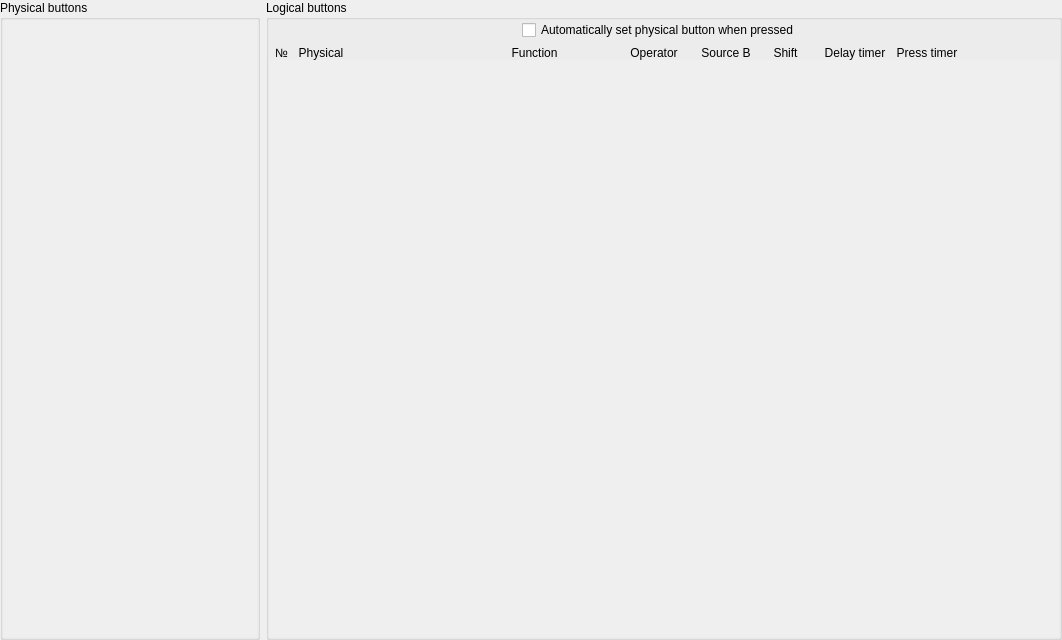
Qt form src/widgets/buttons/buttonconfig.ui (anpeaco/FreeJoyXConfiguratorQt) before a commit.
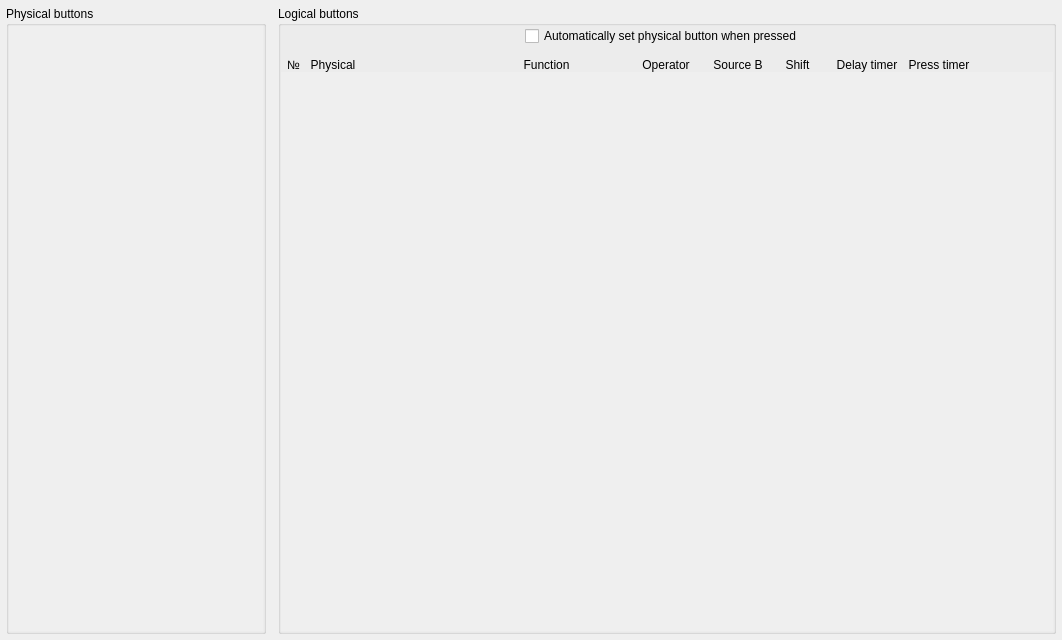
The same form after that commit. Icons and pictures are not drawn. Custom widgets are drawn as their Qt base class.

Commit message: Adopt UI spacing scale and 26px row-height standard

```diff
--- a/src/widgets/buttons/buttonconfig.ui
+++ b/src/widgets/buttons/buttonconfig.ui
@@ -21,16 +21,19 @@
   </property>
   <layout class="QGridLayout" name="gridLayout" columnstretch="5,10">
    <property name="leftMargin">
-    <number>0</number>
+    <number>6</number>
    </property>
    <property name="topMargin">
-    <number>0</number>
+    <number>6</number>
    </property>
    <property name="rightMargin">
-    <number>0</number>
+    <number>6</number>
    </property>
    <property name="bottomMargin">
-    <number>0</number>
+    <number>6</number>
+   </property>
+   <property name="horizontalSpacing">
+    <number>12</number>
    </property>
    <item row="0" column="1">
     <widget class="QGroupBox" name="groupBox_LogicalButtons">
@@ -232,10 +235,10 @@
          </sizepolicy>
         </property>
         <property name="minimumSize">
-         <size><width>50</width><height>20</height></size>
+         <size><width>50</width><height>26</height></size>
         </property>
         <property name="maximumSize">
-         <size><width>50</width><height>20</height></size>
+         <size><width>50</width><height>26</height></size>
         </property>
         <property name="toolTip">
          <string>Invert this button's input (HIGH becomes pressed, LOW becomes released)</string>
@@ -304,10 +307,10 @@
          </sizepolicy>
         </property>
         <property name="minimumSize">
-         <size><width>50</width><height>20</height></size>
+         <size><width>50</width><height>26</height></size>
         </property>
         <property name="maximumSize">
-         <size><width>50</width><height>20</height></size>
+         <size><width>50</width><height>26</height></size>
         </property>
         <property name="toolTip">
          <string>Disable this button slot</string>
```
The commit also changes 10 other files.
